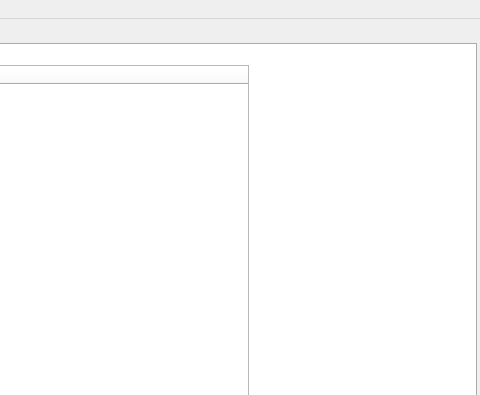
Eliasj15/Tarea-programada-3, file mainwindow.ui: the form before one commit; both pictures show x 394 to 874 and y 0 to 395 of the 874 by 500 pixel window.
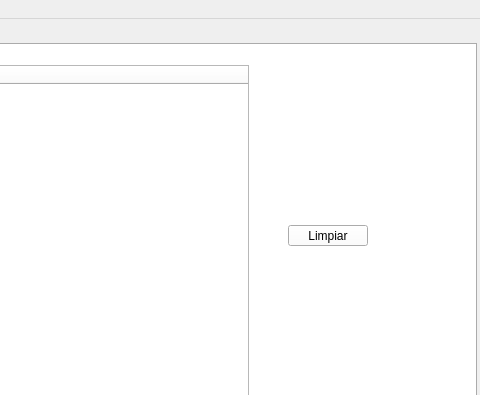
The form after the commit. The open tabs and pages were chosen to show the change.

Commit message: Agregado boton para limpiar QTreeWidgetItem

Patch:
```diff
--- a/mainwindow.ui
+++ b/mainwindow.ui
@@ -518,6 +518,19 @@
        </property>
       </column>
      </widget>
+     <widget class="QPushButton" name="pushButton_2">
+      <property name="geometry">
+       <rect>
+        <x>670</x>
+        <y>180</y>
+        <width>80</width>
+        <height>21</height>
+       </rect>
+      </property>
+      <property name="text">
+       <string>Limpiar</string>
+      </property>
+     </widget>
     </widget>
    </widget>
   </widget>
```
Left out of the diff: 4 changed lines with no effect on the pictures. The commit also changes 2 other files.
